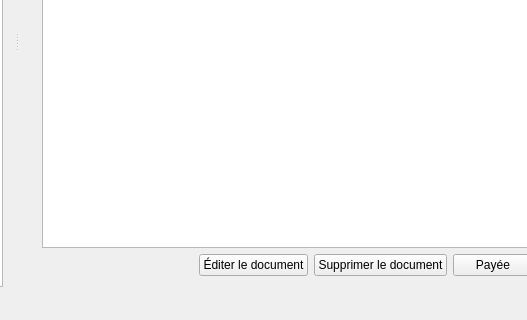
This is src/gui/mainwindow/mainwindow.ui in FACT-Team/FactDev as Qt 5 draws it before an edit; both pictures show x 264 to 791 and y 265 to 585 of the 1237 by 585 pixel window. The edited form follows.
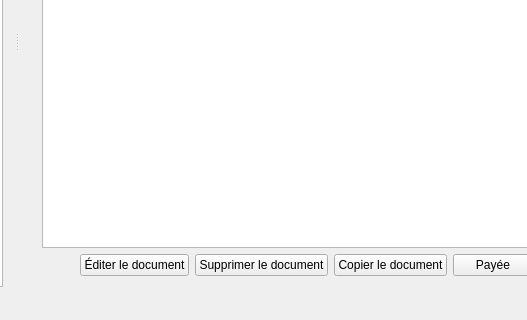
This is the edited form. Icons and pictures are not drawn. Custom widgets are drawn as their Qt base class.

Commit message: Add of the Copy Quote/Bill Button and the slot

Patch:
```diff
--- a/src/gui/mainwindow/mainwindow.ui
+++ b/src/gui/mainwindow/mainwindow.ui
@@ -319,6 +319,13 @@
               </property>
              </widget>
             </item>
+            <item>
+             <widget class="QPushButton" name="btnCopyDoc">
+              <property name="text">
+               <string>Copier le document</string>
+              </property>
+             </widget>
+            </item>
             <item>
              <widget class="QPushButton" name="btnBillingIsPaid">
               <property name="text">
```
Left out of the diff: 75 changed lines with no effect on the pictures. The commit also changes 2 other files.
